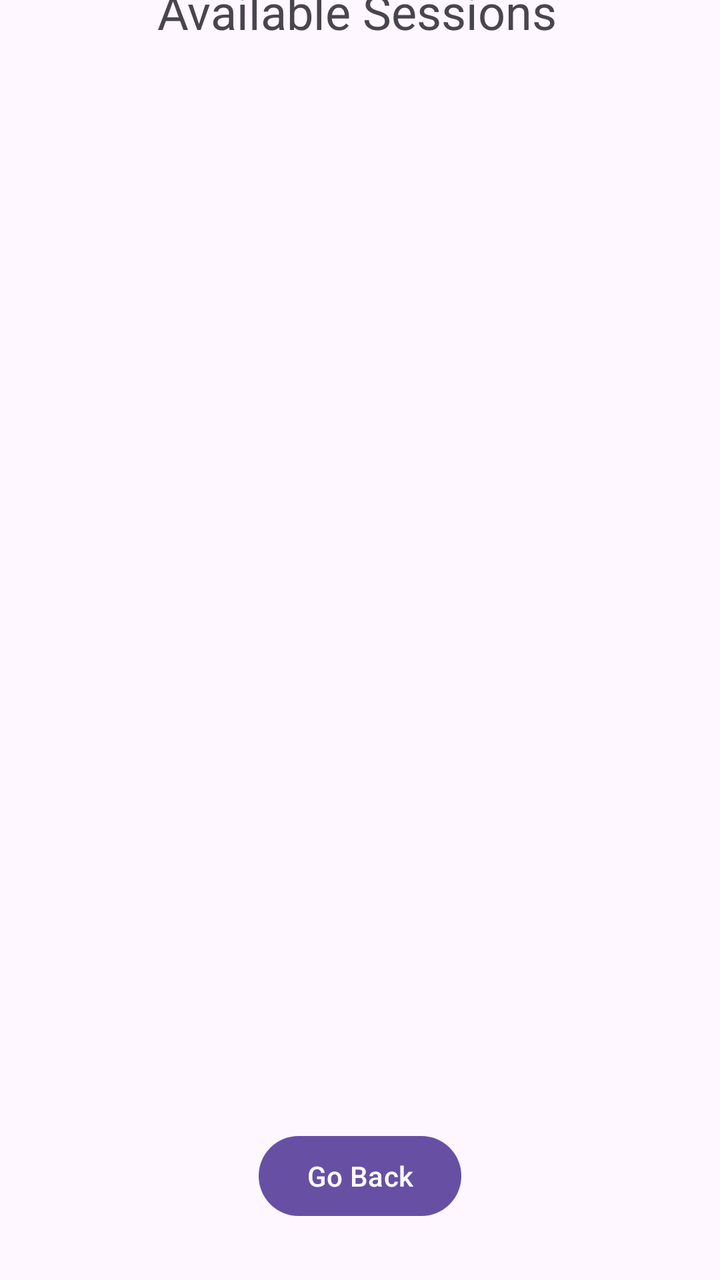
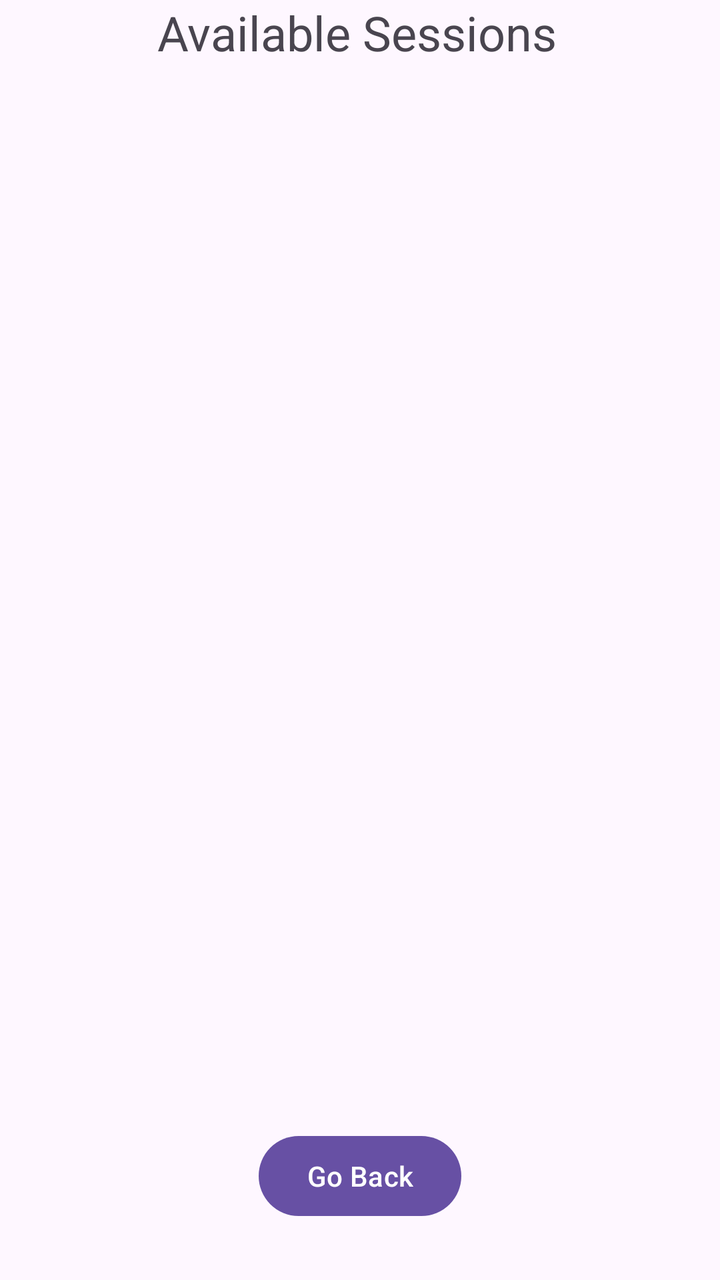

Compare the two renders of this Android layout. The source of the first and the diff that turns it into the second are given below.
<!-- AndroidManifest.xml: application theme Theme.Project_Group_17 -->
<!-- res/layout/student_sessions.xml -->
<?xml version="1.0" encoding="utf-8"?>
<androidx.constraintlayout.widget.ConstraintLayout xmlns:android="http://schemas.android.com/apk/res/android"
    xmlns:app="http://schemas.android.com/apk/res-auto"
    xmlns:tools="http://schemas.android.com/tools"
    android:layout_width="match_parent"
    android:layout_height="match_parent">

    <ListView
        android:id="@+id/sessions_list"
        android:layout_width="410dp"
        android:layout_height="494dp"
        android:layout_marginBottom="56dp"
        app:layout_constraintBottom_toTopOf="@+id/gobackBtn"
        tools:layout_editor_absoluteX="0dp" />

    <TextView
        android:id="@+id/textView3"
        android:layout_width="203dp"
        android:layout_height="36dp"
        android:text="Available Sessions"
        android:textSize="24sp"
        app:layout_constraintBottom_toTopOf="@+id/sessions_list"
        app:layout_constraintEnd_toEndOf="parent"
        app:layout_constraintStart_toStartOf="parent"
        app:layout_constraintTop_toTopOf="parent" />

    <Button
        android:id="@+id/gobackBtn"
        android:layout_width="wrap_content"
        android:layout_height="wrap_content"
        android:layout_marginBottom="28dp"
        android:text="Go Back"
        app:layout_constraintBottom_toBottomOf="parent"
        app:layout_constraintEnd_toEndOf="parent"
        app:layout_constraintStart_toStartOf="parent" />
</androidx.constraintlayout.widget.ConstraintLayout>
<!-- resources referenced by this layout -->
<resources>
  <style name="Theme.Project_Group_17" parent="Base.Theme.Project_Group_17" />
  <style name="Base.Theme.Project_Group_17" parent="Theme.Material3.DayNight.NoActionBar">
          
          
      </style>
</resources>

<!-- the commit's change to res/layout/student_sessions.xml (unified diff, before → after) -->
@@ -4,14 +4,6 @@
     xmlns:tools="http://schemas.android.com/tools"
     android:layout_width="match_parent"
     android:layout_height="match_parent">
-
-    <ListView
-        android:id="@+id/sessions_list"
-        android:layout_width="410dp"
-        android:layout_height="494dp"
-        android:layout_marginBottom="56dp"
-        app:layout_constraintBottom_toTopOf="@+id/gobackBtn"
-        tools:layout_editor_absoluteX="0dp" />
 
     <TextView
         android:id="@+id/textView3"
@@ -24,6 +16,22 @@
         app:layout_constraintStart_toStartOf="parent"
         app:layout_constraintTop_toTopOf="parent" />
 
+    <ListView
+        android:id="@+id/sessions_list"
+        android:layout_width="0dp"
+        android:layout_height="0dp"
+        android:layout_marginBottom="16dp"
+        android:scrollbars="vertical"
+        android:fadeScrollbars="false"
+        android:scrollbarThumbVertical="@android:color/darker_gray"
+        android:scrollbarSize="6dp"
+        android:smoothScrollbar="true"
+        app:layout_constraintBottom_toTopOf="@+id/gobackBtn"
+        app:layout_constraintTop_toBottomOf="@+id/textView3"
+        app:layout_constraintStart_toStartOf="parent"
+        app:layout_constraintEnd_toEndOf="parent"
+    />
+
     <Button
         android:id="@+id/gobackBtn"
         android:layout_width="wrap_content"
